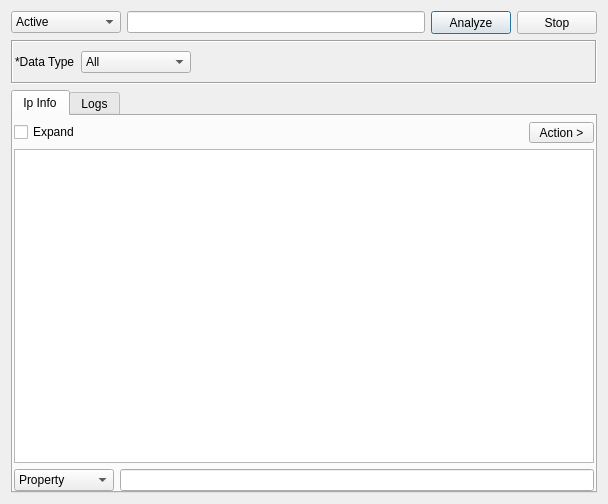
3nock/OTE, file gui/src/tools/CertTool.ui: the form before one commit.
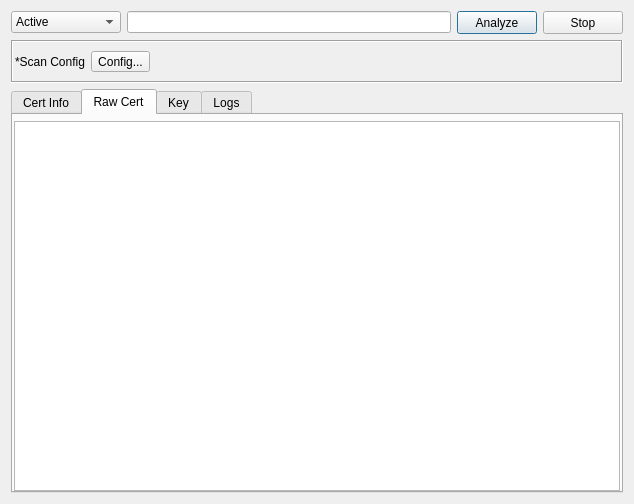
The form after the commit. The open tabs and pages were chosen to show the change.

Commit message: added ssl-cert Tool

```diff
--- a/gui/src/tools/CertTool.ui
+++ b/gui/src/tools/CertTool.ui
@@ -6,7 +6,7 @@
    <rect>
     <x>0</x>
     <y>0</y>
-    <width>608</width>
+    <width>634</width>
     <height>504</height>
    </rect>
   </property>
@@ -107,23 +107,15 @@
       <item>
        <widget class="QLabel" name="label">
         <property name="text">
-         <string>*Data Type</string>
+         <string>*Scan Config</string>
         </property>
        </widget>
       </item>
       <item>
-       <widget class="QComboBox" name="comboBox_2">
-        <property name="minimumSize">
-         <size>
-          <width>110</width>
-          <height>0</height>
-         </size>
+       <widget class="QToolButton" name="toolButton_2">
+        <property name="text">
+         <string>Config...</string>
         </property>
-        <item>
-         <property name="text">
-          <string>All</string>
-         </property>
-        </item>
        </widget>
       </item>
       <item>
@@ -149,7 +141,7 @@
      </property>
      <widget class="QWidget" name="tabInfo">
       <attribute name="title">
-       <string>Ip Info</string>
+       <string>Cert Info</string>
       </attribute>
       <layout class="QVBoxLayout" name="verticalLayout">
        <property name="leftMargin">
@@ -219,7 +211,7 @@
           <number>200</number>
          </attribute>
          <attribute name="headerDefaultSectionSize">
-          <number>300</number>
+          <number>200</number>
          </attribute>
          <attribute name="headerHighlightSections">
           <bool>true</bool>
@@ -255,6 +247,50 @@
        </item>
       </layout>
      </widget>
+     <widget class="QWidget" name="tabRaw">
+      <attribute name="title">
+       <string>Raw Cert</string>
+      </attribute>
+      <layout class="QVBoxLayout" name="verticalLayout_4">
+       <property name="leftMargin">
+        <number>1</number>
+       </property>
+       <property name="topMargin">
+        <number>6</number>
+       </property>
+       <property name="rightMargin">
+        <number>1</number>
+       </property>
+       <property name="bottomMargin">
+        <number>0</number>
+       </property>
+       <item>
+        <widget class="QPlainTextEdit" name="plainTextEditRawCert"/>
+       </item>
+      </layout>
+     </widget>
+     <widget class="QWidget" name="tabKey">
+      <attribute name="title">
+       <string>Key</string>
+      </attribute>
+      <layout class="QVBoxLayout" name="verticalLayout_5">
+       <property name="leftMargin">
+        <number>1</number>
+       </property>
+       <property name="topMargin">
+        <number>6</number>
+       </property>
+       <property name="rightMargin">
+        <number>1</number>
+       </property>
+       <property name="bottomMargin">
+        <number>0</number>
+       </property>
+       <item>
+        <widget class="QPlainTextEdit" name="plainTextEditRawKey"/>
+       </item>
+      </layout>
+     </widget>
      <widget class="QWidget" name="tabLogs">
       <attribute name="title">
        <string>Logs</string>
```
The commit also changes 6 other files.
